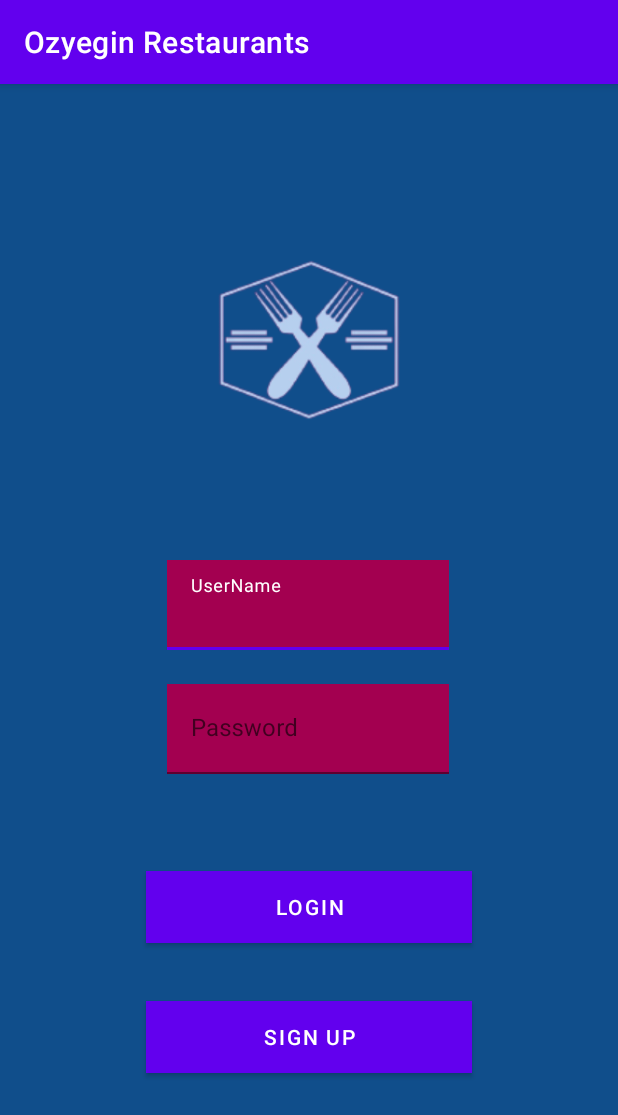
After one commit to ecekaratas/Cs394-HW1, an Android app: the fragment LoginPageFragment shown on its own in the app's theme, on a phone screen of 412 x 824 dp. The commit adds this screen. Shown: the top 1115 px of the screen. Run offline under Robolectric (Android 15) with nearby library versions, the light colour scheme and no system bars; our stand-ins replace data binding.

```diff
--- a/app/build.gradle
+++ b/app/build.gradle
@@ -41,6 +41,8 @@ dependencies {
     implementation 'androidx.appcompat:appcompat:1.5.1'
     implementation 'com.google.android.material:material:1.7.0'
     implementation 'androidx.constraintlayout:constraintlayout:2.1.4'
+    implementation 'androidx.navigation:navigation-fragment-ktx:2.5.3'
+    implementation 'androidx.navigation:navigation-ui-ktx:2.5.3'
     testImplementation 'junit:junit:4.13.2'
     androidTestImplementation 'androidx.test.ext:junit:1.1.3'
     androidTestImplementation 'androidx.test.espresso:espresso-core:3.4.0'
--- a/app/src/main/AndroidManifest.xml
+++ b/app/src/main/AndroidManifest.xml
@@ -7,7 +7,7 @@
         android:dataExtractionRules="@xml/data_extraction_rules"
         android:fullBackupContent="@xml/backup_rules"
         android:icon="@mipmap/ic_launcher"
-        android:label="Profile"
+        android:label="Ozyegin Restaurants"
         android:roundIcon="@mipmap/ic_launcher_round"
         android:supportsRtl="true"
         android:theme="@style/Theme.RecyclerViewExInClass"
--- a/app/src/main/java/com/example/recyclerviewexinclass/CompanyDetailActivity.kt
+++ b/app/src/main/java/com/example/recyclerviewexinclass/CompanyDetailActivity.kt
@@ -13,5 +13,10 @@ class CompanyDetailActivity : AppCompatActivity() {
         val binding : ActivityCompanyDetailBinding = DataBindingUtil.setContentView(this, R.layout.activity_company_detail)
         val selectedCompany = intent.getSerializableExtra("COMPANY") as Company
         binding.company = selectedCompany
+
+        if (getSupportActionBar() != null) {
+            getSupportActionBar()?.hide();
+        }
     }
+
 }
--- /dev/null
+++ b/app/src/main/java/com/example/recyclerviewexinclass/LoginPageFragment.kt
@@ -0,0 +1,36 @@
+package com.example.recyclerviewexinclass
+
+import android.content.Intent
+import android.os.Bundle
+import android.view.LayoutInflater
+import android.view.View
+import android.view.ViewGroup
+import android.widget.Button
+import androidx.databinding.DataBindingUtil
+import androidx.fragment.app.Fragment
+import androidx.navigation.NavDirections
+import androidx.navigation.findNavController
+import com.example.recyclerviewexinclass.databinding.FragmentLoginpageBinding
+
+class LoginPageFragment: Fragment() {
+    override fun onCreateView(
+
+        inflater: LayoutInflater,
+        container: ViewGroup?,
+        savedInstanceState: Bundle?
+    ): View? {
+        val binding = DataBindingUtil.inflate<FragmentLoginpageBinding>(inflater, R.layout.fragment_loginpage, container, false)
+
+
+        binding.btnLogin.setOnClickListener { view: View ->
+
+            val userName = binding.textInputLayout.editText?.text.toString()
+            val password = binding.textInputLayout2.editText?.text.toString()
+            view.findNavController().navigate(R.id.navigation)
+            // view.findNavController().navigate(LoginPageFragmentDirections.actionLoginPageFragmentToMainMenuFragment())
+        }
+
+        return binding.root
+    }
+
+}
--- a/app/src/main/java/com/example/recyclerviewexinclass/MainActivity.kt
+++ b/app/src/main/java/com/example/recyclerviewexinclass/MainActivity.kt
@@ -13,6 +13,10 @@ class MainActivity : AppCompatActivity() {
 
         val companys = DataSource(this).loadCompanys()
 
+        /*if (getSupportActionBar() != null) {
+            getSupportActionBar()?.hide();
+        }*/
+
         val rv :RecyclerView = findViewById(R.id.recyclerView)
         rv.adapter = ItemAdapter(companys)
         rv.setHasFixedSize(true)
--- a/app/src/main/res/layout/activity_company_detail.xml
+++ b/app/src/main/res/layout/activity_company_detail.xml
@@ -12,7 +12,8 @@
     <androidx.constraintlayout.widget.ConstraintLayout
         android:layout_width="match_parent"
         android:layout_height="match_parent"
-        tools:context=".CompanyDetailActivity">
+        tools:context=".CompanyDetailActivity"
+        android:background="@color/purple">
 
         <TextView
             android:id="@+id/companyRestaurantView"
--- a/app/src/main/res/layout/activity_main.xml
+++ b/app/src/main/res/layout/activity_main.xml
@@ -4,6 +4,7 @@
     xmlns:tools="http://schemas.android.com/tools"
     android:layout_width="match_parent"
     android:layout_height="match_parent"
+
     tools:context=".MainActivity">
 
     <androidx.recyclerview.widget.RecyclerView
--- /dev/null
+++ b/app/src/main/res/layout/fragment_loginpage.xml
@@ -0,0 +1,108 @@
+<?xml version="1.0" encoding="utf-8"?>
+<layout xmlns:android="http://schemas.android.com/apk/res/android"
+    xmlns:app="http://schemas.android.com/apk/res-auto"
+    xmlns:tools="http://schemas.android.com/tools">
+
+    <data>
+
+    </data>
+
+    <androidx.constraintlayout.widget.ConstraintLayout
+        android:layout_width="match_parent"
+        android:layout_height="match_parent"
+        android:background="@color/dark_blue"
+        android:gravity="center"
+        android:orientation="vertical"
+        android:padding="10dp"
+        app:hintTextColor="@color/white"
+        app:layout_constraintBottom_toBottomOf="parent"
+        app:layout_constraintEnd_toEndOf="parent"
+        app:layout_constraintStart_toStartOf="parent"
+        app:layout_constraintTop_toTopOf="parent">
+
+        <com.google.android.material.textfield.TextInputLayout
+            android:id="@+id/textInputLayout"
+            android:layout_width="188dp"
+            android:layout_height="60dp"
+            app:hintTextColor="@color/white"
+            app:layout_constraintBottom_toBottomOf="parent"
+            app:layout_constraintEnd_toEndOf="parent"
+            app:layout_constraintHorizontal_bias="0.497"
+            app:layout_constraintStart_toStartOf="parent"
+            app:layout_constraintTop_toTopOf="parent"
+            app:layout_constraintVertical_bias="0.447">
+
+            <com.google.android.material.textfield.TextInputEditText
+                android:layout_width="188dp"
+                android:layout_height="60dp"
+                android:background="@color/purple"
+                android:hint="UserName"
+                android:textColorHint="@color/white" />
+
+        </com.google.android.material.textfield.TextInputLayout>
+
+        <Button
+            android:id="@+id/btnLogin"
+            android:layout_width="217dp"
+            android:layout_height="48dp"
+            android:layout_margin="10dp"
+            android:background="@color/purple"
+            android:minHeight="48dp"
+            android:text="Login"
+            android:textColor="#fff"
+            app:layout_constraintBottom_toBottomOf="parent"
+            app:layout_constraintEnd_toEndOf="parent"
+            app:layout_constraintStart_toStartOf="parent"
+            app:layout_constraintTop_toTopOf="parent"
+            app:layout_constraintVertical_bias="0.742" />
+
+        <Button
+            android:id="@+id/sign_up"
+            android:layout_width="217dp"
+            android:layout_height="48dp"
+            android:background="@color/purple"
+            android:minHeight="48dp"
+            android:text="Sign Up"
+            android:textColor="#fff"
+            app:layout_constraintBottom_toBottomOf="parent"
+            app:layout_constraintEnd_toEndOf="parent"
+            app:layout_constraintStart_toStartOf="parent"
+            app:layout_constraintTop_toTopOf="parent"
+            app:layout_constraintVertical_bias="0.859" />
+
+        <com.google.android.material.textfield.TextInputLayout
+            android:id="@+id/textInputLayout2"
+            android:layout_width="188dp"
+            android:layout_height="60dp"
+            android:background="@color/purple"
+            app:hintTextColor="@color/white"
+            app:layout_constraintBottom_toBottomOf="parent"
+            app:layout_constraintEnd_toEndOf="parent"
+            app:layout_constraintHorizontal_bias="0.497"
+            app:layout_constraintStart_toStartOf="parent"
+            app:layout_constraintTop_toTopOf="parent"
+            app:layout_constraintVertical_bias="0.567">
+
+            <com.google.android.material.textfield.TextInputEditText
+                android:layout_width="188dp"
+                android:layout_height="60dp"
+                android:background="@color/purple"
+                android:hint="Password"
+                android:textColorHint="#F8BBD0"
+                app:hintTextColor="@color/white" />
+
+        </com.google.android.material.textfield.TextInputLayout>
+
+        <ImageView
+            android:id="@+id/imageView3"
+            android:layout_width="wrap_content"
+            android:layout_height="wrap_content"
+            app:layout_constraintBottom_toBottomOf="parent"
+            app:layout_constraintEnd_toEndOf="parent"
+            app:layout_constraintStart_toStartOf="parent"
+            app:layout_constraintTop_toTopOf="parent"
+            app:srcCompat="@drawable/whatsapp_image_2022_10_19_at_2_18_43_pm_removebg_preview" />
+
+
+    </androidx.constraintlayout.widget.ConstraintLayout>
+</layout>
--- a/app/src/main/res/layout/item_layout.xml
+++ b/app/src/main/res/layout/item_layout.xml
@@ -9,8 +9,8 @@
         android:id="@+id/restaurantsView"
         android:layout_width="wrap_content"
         android:layout_height="wrap_content"
-        android:layout_marginStart="8dp"
-        android:layout_marginTop="4dp"
+        android:layout_marginStart="28dp"
+        android:layout_marginTop="16dp"
         android:text="Restaurant"
         android:textSize="18dp"
         android:textStyle="bold"
--- a/app/src/main/res/layout/title_fragment.xml
+++ b/app/src/main/res/layout/title_fragment.xml
@@ -9,7 +9,8 @@
 
     <androidx.constraintlayout.widget.ConstraintLayout
         android:layout_width="match_parent"
-        android:layout_height="match_parent">
+        android:layout_height="match_parent"
+        >
 
         <TextView
             android:id="@+id/textView"
--- /dev/null
+++ b/app/src/main/res/navigation/navigation.xml
@@ -0,0 +1,28 @@
+<?xml version="1.0" encoding="utf-8"?>
+<navigation xmlns:android="http://schemas.android.com/apk/res/android"
+    xmlns:app="http://schemas.android.com/apk/res-auto"
+    xmlns:tools="http://schemas.android.com/tools"
+    android:id="@+id/navigation"
+    app:startDestination="@id/mainMenuFragment">
+    <fragment
+        android:id="@+id/mainMenuFragment"
+        android:name="com.example.recyclerviewexinclass.LoginPageFragment"
+        android:label="MainMenuFragment"
+        tools:layout="@layout/fragment_loginpage" />
+    <fragment
+        android:id="@+id/loginPageFragment"
+        android:name="com.example.recyclerviewexinclass.TitleFragement"
+        android:label="LoginPageFragment"
+        tools:layout="@layout/item_layout">
+        <action
+            android:id="@+id/action_loginPageFragment_to_mainMenuFragment"
+            app:destination="@id/mainMenuFragment" />
+        <argument
+            android:name="userName"
+            app:argType="string" />
+        <argument
+            android:name="password"
+            app:argType="string" />
+    </fragment>
+
+</navigation>
--- a/app/src/main/res/values/colors.xml
+++ b/app/src/main/res/values/colors.xml
@@ -7,4 +7,7 @@
     <color name="teal_700">#FF018786</color>
     <color name="black">#FF000000</color>
     <color name="white">#FFFFFFFF</color>
+    <color name="purple">#FFA30050</color>
+    <color name="dark_blue">#FF104e8b</color>
+
 </resources>
```
Also changed, not shown: app/src/main/res/drawable/whatsapp_image_2022_10_19_at_2_18_43_pm_removebg_preview.png (added).
